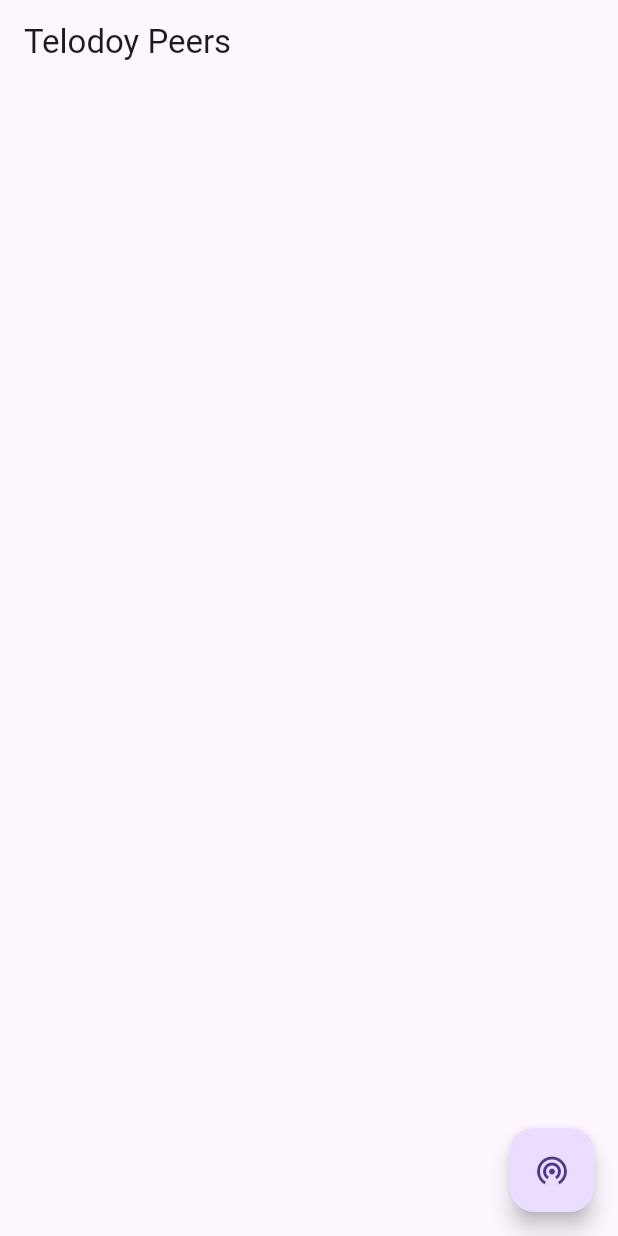
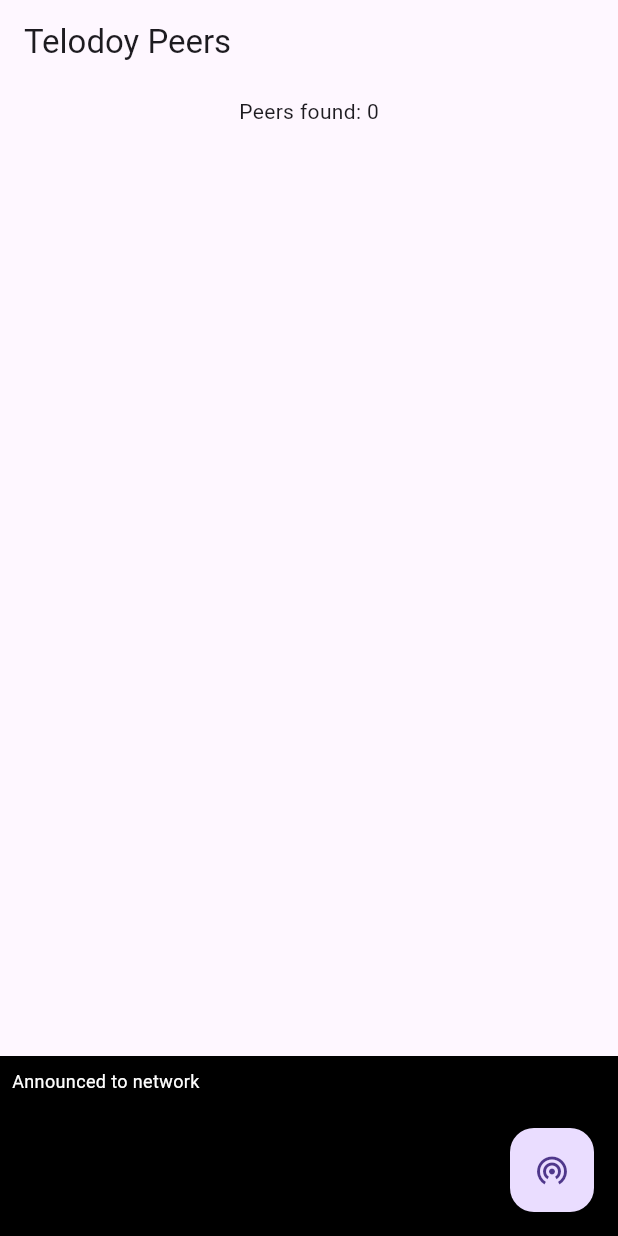
Before and after one commit to LibreDrop-ORG/libredrop, a Flutter app: the screen it shows after launch, after a tap on the "wifi tethering" icon, on a phone screen of 412 x 824 dp. Run offline on Flutter 3.47's test engine with Material 3 defaults, Android fonts, the phone set to English and light mode, and no system bars; our stand-ins replace file_picker.

Commit message:
Add on-screen debug log

```diff
--- a/lib/main.dart
+++ b/lib/main.dart
@@ -33,7 +33,10 @@ class DiscoveryService {
   static const int broadcastPort = 4567;
   static const String message = 'TELODOY';
 
+  DiscoveryService({this.onLog});
+
   final List<Peer> peers = [];
+  final void Function(String)? onLog;
   RawDatagramSocket? _socket;
   StreamSubscription<RawSocketEvent>? _subscription;
 
@@ -41,12 +44,17 @@ class DiscoveryService {
     _socket = await RawDatagramSocket.bind(InternetAddress.anyIPv4, 0);
     _socket!.broadcastEnabled = true;
     _subscription = _socket!.listen(_handleEvent);
+    onLog?.call('Discovery started on port ${_socket!.port}');
     Timer.periodic(const Duration(seconds: 2), (_) => announce());
   }
 
   void announce() {
-    _socket?.send(utf8.encode(message), InternetAddress('255.255.255.255'),
-        broadcastPort);
+    _socket?.send(
+      utf8.encode(message),
+      InternetAddress('255.255.255.255'),
+      broadcastPort,
+    );
+    onLog?.call('Announced to network');
   }
 
   void _handleEvent(RawSocketEvent event) {
@@ -58,6 +66,7 @@ class DiscoveryService {
         final peer = Peer(dg.address, dg.port);
         if (!peers.any((p) => p.address == peer.address)) {
           peers.add(peer);
+          onLog?.call('Discovered peer ${peer.address.address}');
         }
       }
     }
@@ -77,11 +86,19 @@ class HomePage extends StatefulWidget {
 }
 
 class _HomePageState extends State<HomePage> {
-  final DiscoveryService _discovery = DiscoveryService();
+  late final DiscoveryService _discovery;
+  final List<String> _logs = [];
+
+  void _addLog(String msg) {
+    setState(() {
+      _logs.add(msg);
+    });
+  }
 
   @override
   void initState() {
     super.initState();
+    _discovery = DiscoveryService(onLog: _addLog);
     _discovery.start();
   }
 
@@ -92,11 +109,14 @@ class _HomePageState extends State<HomePage> {
   }
 
   Future<void> _sendFile(Peer peer) async {
+    _addLog('Sending file to ${peer.address.address}');
     final result = await FilePicker.platform.pickFiles();
     if (result == null || result.files.single.path == null) return;
     final file = File(result.files.single.path!);
-    final socket =
-        await Socket.connect(peer.address, DiscoveryService.broadcastPort);
+    final socket = await Socket.connect(
+      peer.address,
+      DiscoveryService.broadcastPort,
+    );
     await socket.addStream(file.openRead());
     await socket.flush();
     await socket.close();
@@ -106,7 +126,14 @@ class _HomePageState extends State<HomePage> {
   Widget build(BuildContext context) {
     return Scaffold(
       appBar: AppBar(title: const Text('Telodoy Peers')),
-      body: ListView.builder(
+      body: Column(
+        children: [
+          Padding(
+            padding: const EdgeInsets.all(8),
+            child: Text('Peers found: ${_discovery.peers.length}'),
+          ),
+          Expanded(
+            child: ListView.builder(
               itemCount: _discovery.peers.length,
               itemBuilder: (context, index) {
                 final peer = _discovery.peers[index];
@@ -116,6 +143,29 @@ class _HomePageState extends State<HomePage> {
                 );
               },
             ),
+          ),
+          if (_logs.isNotEmpty)
+            Container(
+              color: Colors.black,
+              padding: const EdgeInsets.all(8),
+              height: 120,
+              child: ListView(
+                children:
+                    _logs
+                        .map(
+                          (l) => Text(
+                            l,
+                            style: const TextStyle(
+                              color: Colors.white,
+                              fontSize: 12,
+                            ),
+                          ),
+                        )
+                        .toList(),
+              ),
+            ),
+        ],
+      ),
       floatingActionButton: FloatingActionButton(
         onPressed: _discovery.announce,
         child: const Icon(Icons.wifi_tethering),
```
Also changed, not shown: 1 other file. Lines whose indentation alone changed are shown as unchanged.
